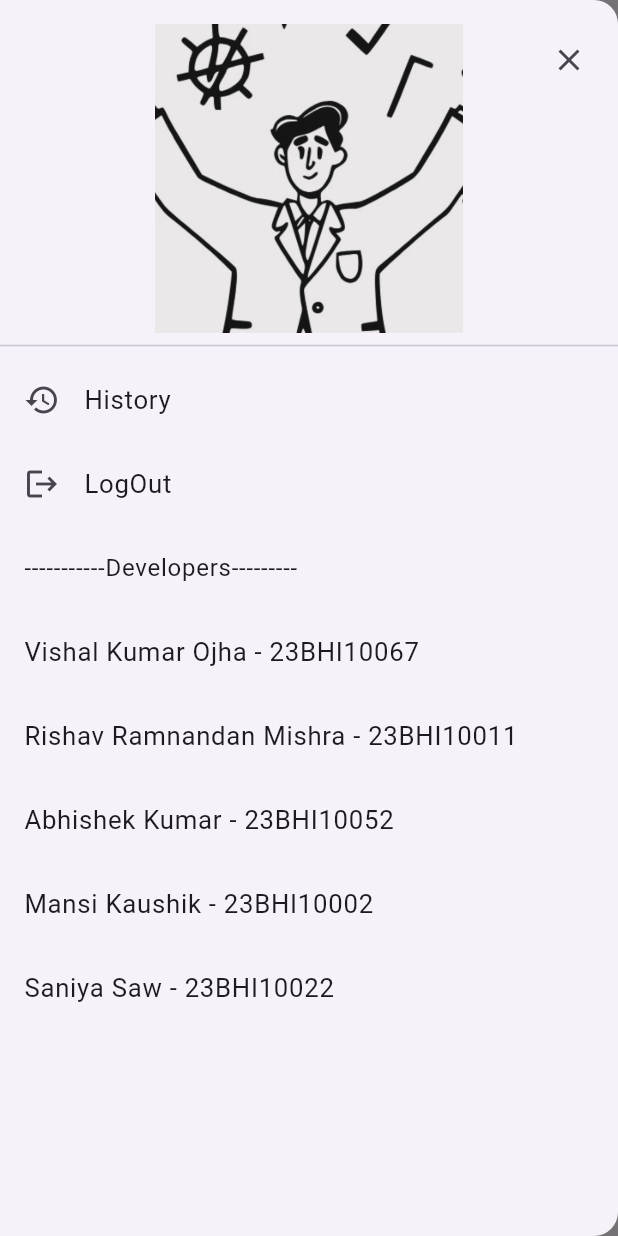
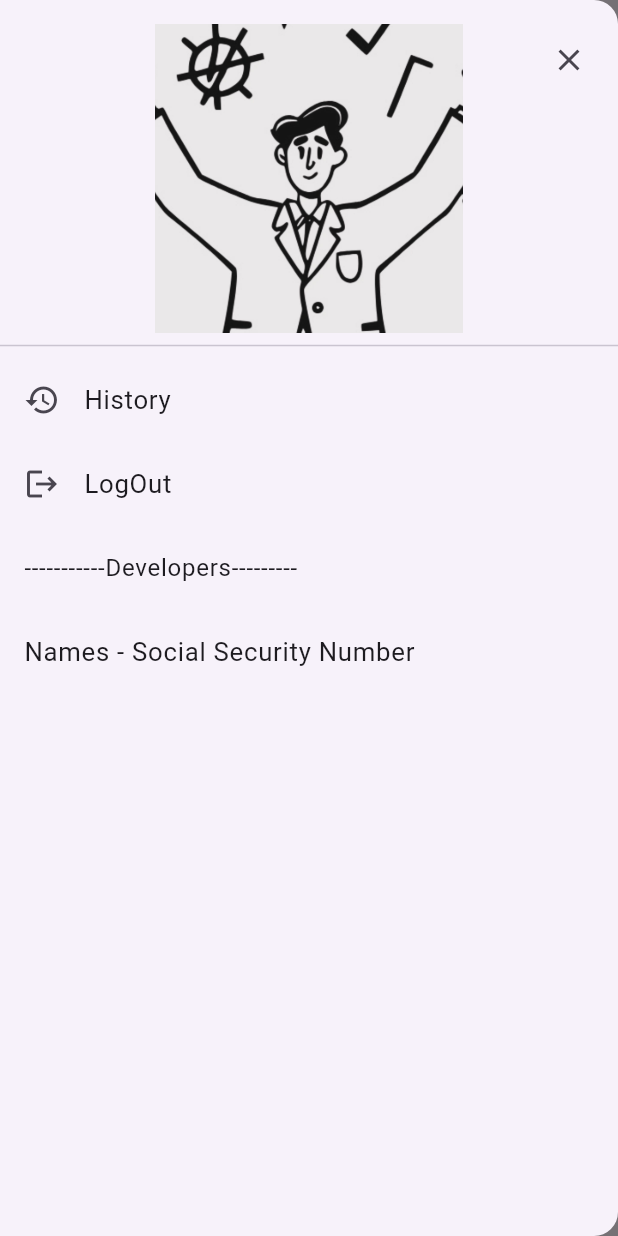
Before and after one commit to justaman045/Image-to-Speech-Flutter, a Flutter app: the Gallery screen opened directly, with the side drawer open, on a phone screen of 412 x 824 dp. Run offline on Flutter 3.47's test engine with Material 3 defaults, Android fonts, the phone set to English and light mode, and no system bars; our stand-ins replace cloud_firestore, firebase_auth, firebase_core, flutter_screenutil, flutter_tts, get and 1 more; missing offline and left inert: google_ml_kit; accounts and stored records are empty; generated files the repository leaves out were written again.

Commit message:
Updated Data.dart

```diff
--- a/lib/Data/data.dart
+++ b/lib/Data/data.dart
@@ -13,9 +13,5 @@ Curve cusCurve = Curves.decelerate;
 Transition custransition = Transition.cupertino;
 Duration  cusDuration = const Duration(seconds: 1);
 Map<String, String> names = {
-  "Vishal Kumar Ojha" : "23BHI10067",
-  "Rishav Ramnandan Mishra" : "23BHI10011",
-  "Abhishek Kumar" : "23BHI10052",
-  "Mansi Kaushik" : "23BHI10002",
-  "Saniya Saw" : "23BHI10022"
+  "Names": "Social Security Number"
 };
```
